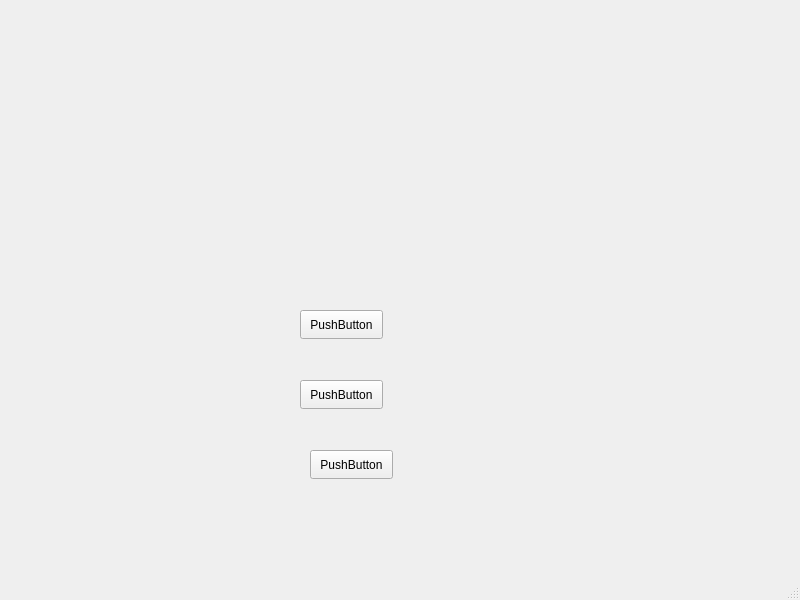
Above: mainwindow.ui from AndresEd-sant/Proyecto_Final before the change. Below: the same form after it.
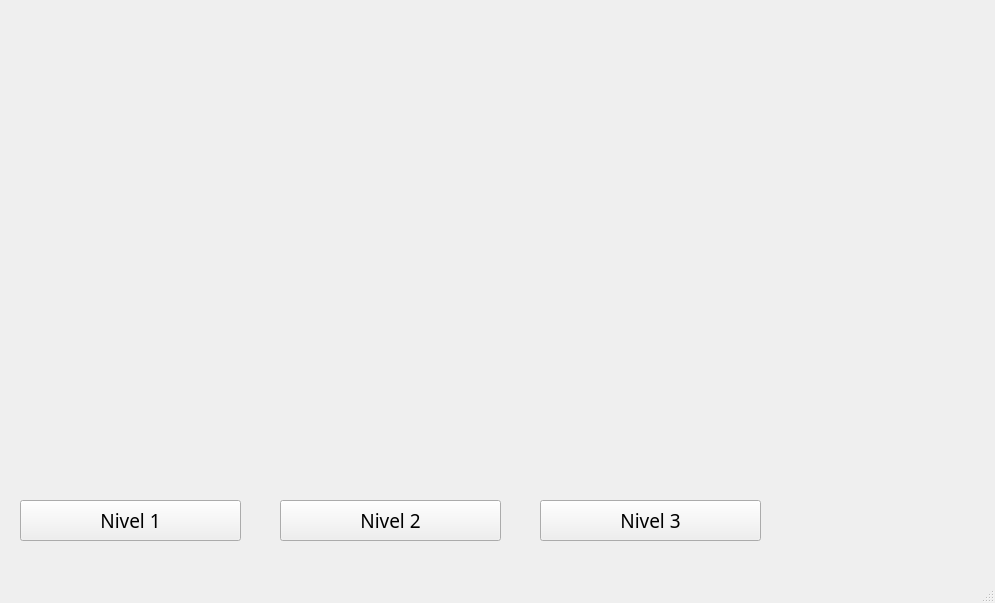
That is the form after the change.

Patch:
```diff
--- a/mainwindow.ui
+++ b/mainwindow.ui
@@ -6,8 +6,8 @@
    <rect>
     <x>0</x>
     <y>0</y>
-    <width>800</width>
-    <height>600</height>
+    <width>995</width>
+    <height>603</height>
    </rect>
   </property>
   <property name="windowTitle">
@@ -17,40 +17,58 @@
    <widget class="QPushButton" name="nivel_1">
     <property name="geometry">
      <rect>
-      <x>300</x>
-      <y>310</y>
-      <width>83</width>
-      <height>29</height>
+      <x>20</x>
+      <y>500</y>
+      <width>221</width>
+      <height>41</height>
      </rect>
     </property>
+    <property name="font">
+     <font>
+      <family>Old English Text MT</family>
+      <pointsize>14</pointsize>
+     </font>
+    </property>
     <property name="text">
-     <string>PushButton</string>
+     <string>Nivel 1</string>
     </property>
    </widget>
    <widget class="QPushButton" name="nivel_2">
     <property name="geometry">
      <rect>
-      <x>300</x>
-      <y>380</y>
-      <width>83</width>
-      <height>29</height>
+      <x>280</x>
+      <y>500</y>
+      <width>221</width>
+      <height>41</height>
      </rect>
     </property>
+    <property name="font">
+     <font>
+      <family>Old English Text MT</family>
+      <pointsize>14</pointsize>
+     </font>
+    </property>
     <property name="text">
-     <string>PushButton</string>
+     <string>Nivel 2</string>
     </property>
    </widget>
    <widget class="QPushButton" name="nivel_3">
     <property name="geometry">
      <rect>
-      <x>310</x>
-      <y>450</y>
-      <width>83</width>
-      <height>29</height>
+      <x>540</x>
+      <y>500</y>
+      <width>221</width>
+      <height>41</height>
      </rect>
     </property>
+    <property name="font">
+     <font>
+      <family>Old English Text MT</family>
+      <pointsize>14</pointsize>
+     </font>
+    </property>
     <property name="text">
-     <string>PushButton</string>
+     <string>Nivel 3</string>
     </property>
    </widget>
   </widget>
```
Left out of the diff: 2 changed lines with no effect on the pictures.
